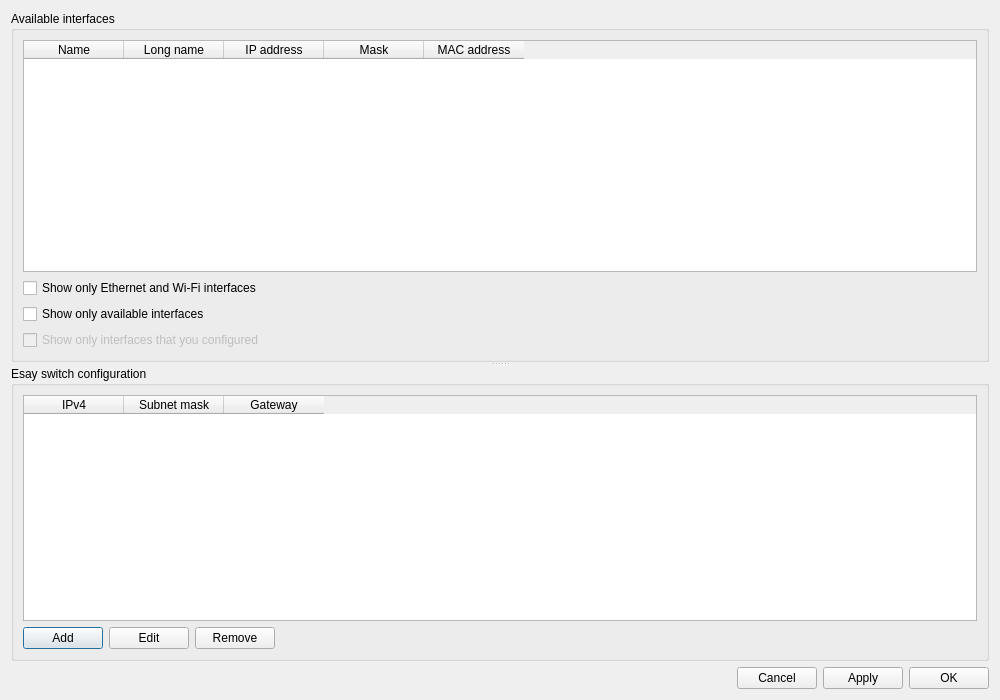
Above: UI/DlgConfig.ui from Folco68/Folco before the change. Below: the same form after it.
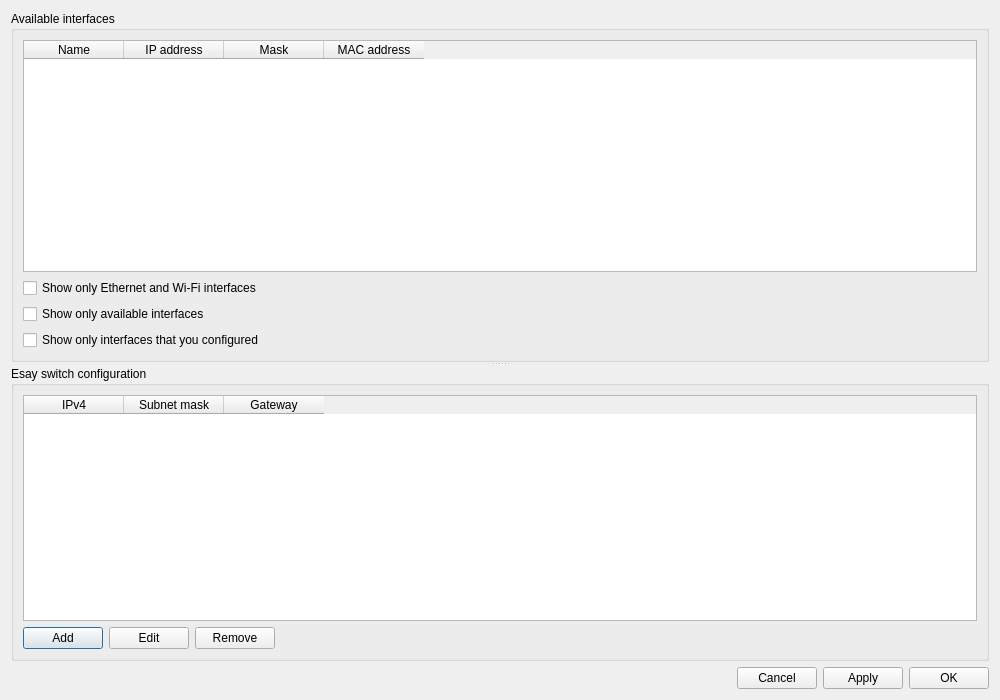
That is the form after the change.

Commit message: - DlgConfig: remove the "Name" column, use only the human friendly name - ./Configuration/*: started to implement data loading/save

Patch:
```diff
--- a/UI/DlgConfig.ui
+++ b/UI/DlgConfig.ui
@@ -40,11 +40,6 @@
            <string>Name</string>
           </property>
          </column>
-         <column>
-          <property name="text">
-           <string>Long name</string>
-          </property>
-         </column>
          <column>
           <property name="text">
            <string>IP address</string>
@@ -78,9 +73,6 @@
        </item>
        <item>
         <widget class="QCheckBox" name="CheckKeepOnlyConfigured">
-         <property name="enabled">
-          <bool>false</bool>
-         </property>
          <property name="text">
           <string>Show only interfaces that you configured</string>
          </property>
```
The commit also changes 7 other files.
